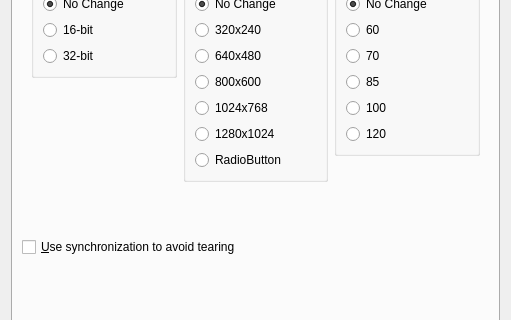
Old version of the form src/editor/dialogs/globalgamesettingsdialog.ui in the repository 0xFEEDC0DE64/QtGameMaker; both pictures show x 0 to 511 and y 116 to 436 of the 511 by 608 pixel window.
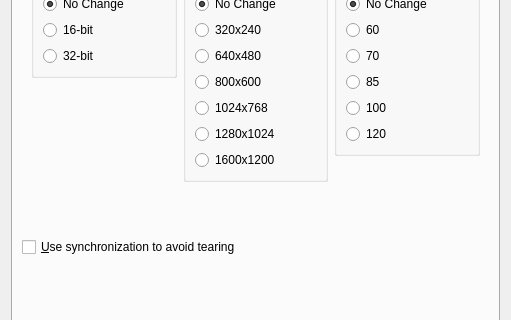
New version of the form. The open tabs and pages were chosen to show the change.

The edit to the form file:
```diff
--- a/src/editor/dialogs/globalgamesettingsdialog.ui
+++ b/src/editor/dialogs/globalgamesettingsdialog.ui
@@ -330,7 +330,7 @@
                <item>
                 <widget class="QRadioButton" name="radioButtonResolution1600x1200">
                  <property name="text">
-                  <string>RadioButton</string>
+                  <string>1600x1200</string>
                  </property>
                 </widget>
                </item>
```
